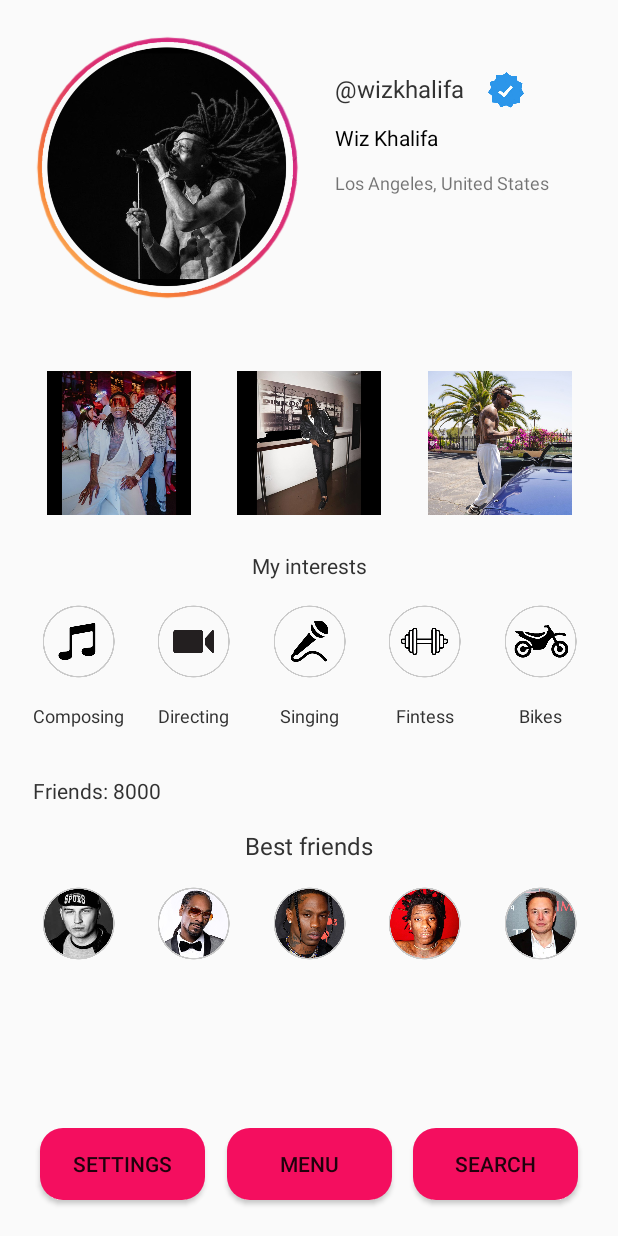
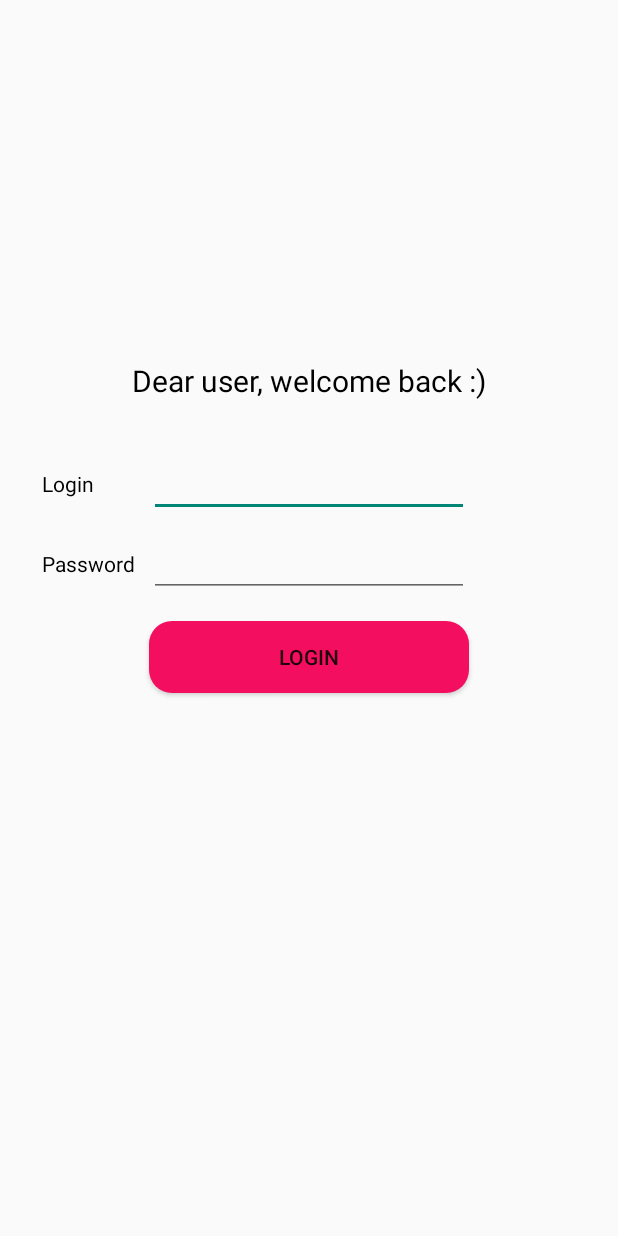
Before and after one commit to vdcast/Module_2_Lesson_3_hw_3, an Android app: the screen it shows after launch (MainActivity), on a phone screen of 412 x 824 dp. Run offline under Robolectric (Android 15) with nearby library versions, the phone set to English and light mode, and no system bars.

Commit message:
created LoginPage logic

```diff
--- a/app/build.gradle
+++ b/app/build.gradle
@@ -1,6 +1,7 @@
 plugins {
     id 'com.android.application'
     id 'kotlin-android'
+    id 'kotlin-android-extensions'
 }
 
 android {
--- a/app/src/main/java/com/example/module_2_lesson_3_hw_3/MainActivity.kt
+++ b/app/src/main/java/com/example/module_2_lesson_3_hw_3/MainActivity.kt
@@ -2,10 +2,40 @@ package com.example.module_2_lesson_3_hw_3
 
 import androidx.appcompat.app.AppCompatActivity
 import android.os.Bundle
+import android.view.View
+import kotlinx.android.synthetic.main.activity_main.*
 
 class MainActivity : AppCompatActivity() {
     override fun onCreate(savedInstanceState: Bundle?) {
         super.onCreate(savedInstanceState)
         setContentView(R.layout.activity_main)
+
+        val correctLogin = "vdcast"
+        val correctPassword = "1234"
+
+        btLogin.setOnClickListener {
+            if (etLogin.text.toString() == correctLogin){
+                if (etPassword.text.toString() == correctPassword){
+                    tvAlert.visibility = View.GONE
+
+                    clLoginPage.visibility = View.GONE
+                    clProfilePage.visibility = View.VISIBLE
+
+                }else{
+                    tvAlert.visibility = View.VISIBLE
+                    tvAlert.text = "Wrong password"
+                }
+            }else{
+                tvAlert.visibility = View.VISIBLE
+                tvAlert.text = "No user found, check login (username)"
+            }
+
+
+
+        }
+
     }
+
+
+
 }
--- a/app/src/main/res/layout/activity_main.xml
+++ b/app/src/main/res/layout/activity_main.xml
@@ -11,12 +11,93 @@
         android:layout_width="match_parent"
         android:layout_height="match_parent">
 
+        <TextView
+            android:id="@+id/tvWelcome"
+            android:layout_width="wrap_content"
+            android:layout_height="wrap_content"
+            android:layout_marginBottom="32dp"
+            android:text="Dear user, welcome back :)"
+            android:textColor="#000000"
+            android:textSize="20sp"
+            app:layout_constraintBottom_toTopOf="@+id/etLogin"
+            app:layout_constraintEnd_toEndOf="@+id/etLogin"
+            app:layout_constraintStart_toStartOf="@+id/etLogin" />
+
+        <TextView
+            android:id="@+id/tvLogin"
+            android:layout_width="wrap_content"
+            android:layout_height="wrap_content"
+            android:layout_marginStart="-60dp"
+            android:text="Login"
+            android:textColor="#000000"
+            app:layout_constraintBottom_toBottomOf="@+id/etLogin"
+            app:layout_constraintStart_toStartOf="@+id/tvWelcome"
+            app:layout_constraintTop_toTopOf="@+id/etLogin" />
+
+        <TextView
+            android:id="@+id/tvPassword"
+            android:layout_width="wrap_content"
+            android:layout_height="wrap_content"
+            android:text="Password"
+            android:textColor="#000000"
+            app:layout_constraintBottom_toBottomOf="@+id/etPassword"
+            app:layout_constraintStart_toStartOf="@+id/tvLogin"
+            app:layout_constraintTop_toTopOf="@+id/etPassword" />
+
+        <EditText
+            android:id="@+id/etLogin"
+            android:layout_width="wrap_content"
+            android:layout_height="wrap_content"
+            android:layout_marginTop="-180dp"
+            android:ems="10"
+            android:inputType="textPersonName"
+            app:layout_constraintBottom_toBottomOf="parent"
+            app:layout_constraintEnd_toEndOf="parent"
+            app:layout_constraintStart_toStartOf="parent"
+            app:layout_constraintTop_toTopOf="parent"
+            tools:ignore="TouchTargetSizeCheck,SpeakableTextPresentCheck" />
+
+        <EditText
+            android:id="@+id/etPassword"
+            android:layout_width="wrap_content"
+            android:layout_height="wrap_content"
+            android:layout_marginTop="8dp"
+            android:ems="10"
+            android:inputType="textPassword"
+            app:layout_constraintEnd_toEndOf="@+id/etLogin"
+            app:layout_constraintStart_toStartOf="@+id/etLogin"
+            app:layout_constraintTop_toBottomOf="@+id/etLogin"
+            tools:ignore="TouchTargetSizeCheck,SpeakableTextPresentCheck" />
+
+        <Button
+            android:id="@+id/btLogin"
+            android:layout_width="0dp"
+            android:layout_height="wrap_content"
+            android:layout_marginTop="16dp"
+            android:background="@drawable/bt_bg"
+            android:text="LOGIN"
+            app:layout_constraintEnd_toEndOf="@+id/etPassword"
+            app:layout_constraintStart_toStartOf="@+id/etPassword"
+            app:layout_constraintTop_toBottomOf="@+id/etPassword" />
+
+        <TextView
+            android:id="@+id/tvAlert"
+            android:layout_width="wrap_content"
+            android:layout_height="wrap_content"
+            android:layout_marginTop="16dp"
+            android:textColor="#FF0000"
+            android:textSize="12sp"
+            android:visibility="gone"
+            app:layout_constraintEnd_toEndOf="@+id/btLogin"
+            app:layout_constraintStart_toStartOf="@+id/btLogin"
+            app:layout_constraintTop_toBottomOf="@+id/btLogin" />
     </androidx.constraintlayout.widget.ConstraintLayout>
 
     <androidx.constraintlayout.widget.ConstraintLayout
         android:id="@+id/clProfilePage"
         android:layout_width="match_parent"
         android:layout_height="match_parent"
+        android:visibility="gone"
         tools:layout_editor_absoluteY="431dp">
 
         <FrameLayout
```
